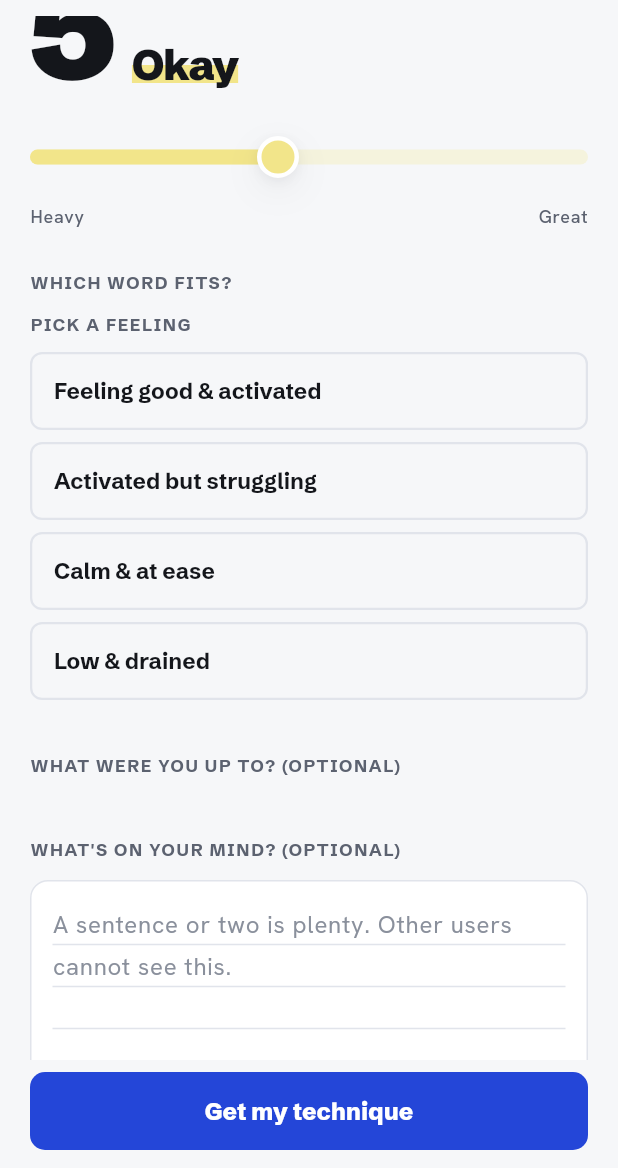
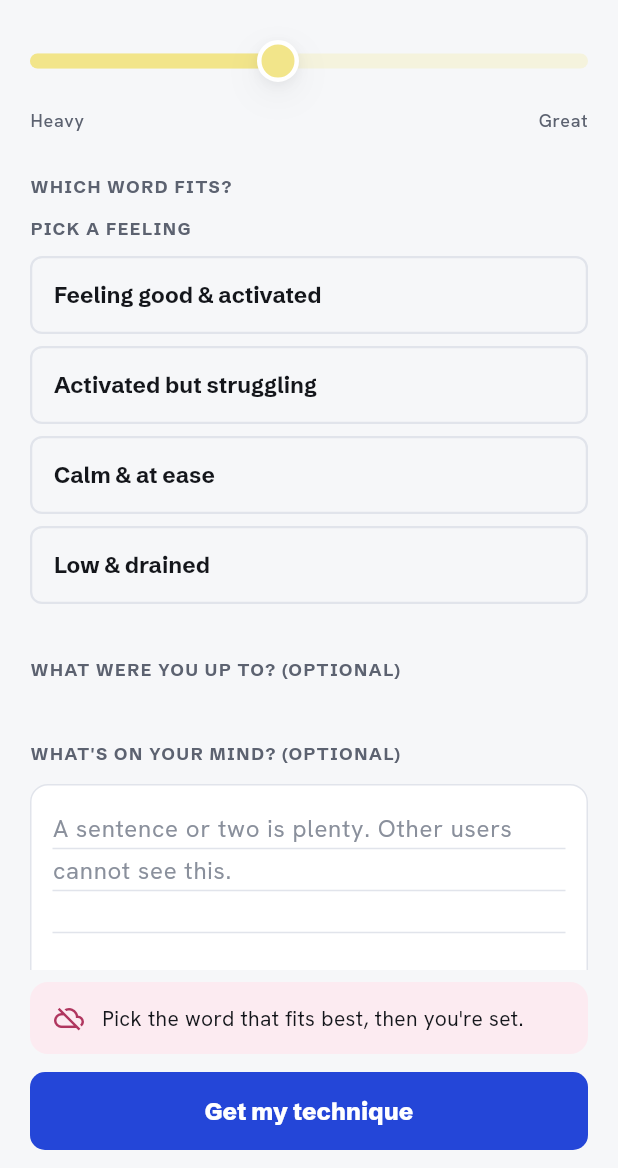
Before and after one commit to thecodeworm/mindbridge, a Flutter app: the MoodLogScreen screen opened directly, scrolled down 131 dp, after a tap on "Get my technique", on a phone screen of 412 x 824 dp, the part 68-1236 px from its top. Run offline on Flutter 3.47's test engine with Material 3 defaults, Android fonts, the phone set to English and light mode, and no system bars; our stand-ins replace fl_chart, flutter_local_notifications, flutter_secure_storage, flutter_svg, local_auth, share_plus and 1 more; missing offline and left inert: flutter_driver; accounts and stored records are empty.

Commit message:
fix: show check-in errors next to the submit button so they're never off-screen

```diff
--- a/apps/mobile/lib/features/mood/mood_log_screen.dart
+++ b/apps/mobile/lib/features/mood/mood_log_screen.dart
@@ -268,11 +268,6 @@ class _MoodLogScreenState extends State<MoodLogScreen> {
       body: ListView(
         padding: const EdgeInsets.fromLTRB(20, 8, 20, 32),
         children: [
-          if (_error != null) ...[
-            InlineNotice(message: _error!),
-            const SizedBox(height: 16),
-          ],
-
           // ── Score ────────────────────────────────────────────────
           const SectionLabel('How are you feeling?'),
           const SizedBox(height: 4),
@@ -363,7 +358,16 @@ class _MoodLogScreenState extends State<MoodLogScreen> {
       ),
       bottomNavigationBar: SafeArea(
         minimum: const EdgeInsets.fromLTRB(20, 8, 20, 12),
-        child: FilledButton(
+        // The error sits above the button so it's visible wherever the user has scrolled to.
+        child: Column(
+          mainAxisSize: MainAxisSize.min,
+          crossAxisAlignment: CrossAxisAlignment.stretch,
+          children: [
+            if (_error != null) ...[
+              InlineNotice(message: _error!),
+              const SizedBox(height: 12),
+            ],
+            FilledButton(
               onPressed: _submitting ? null : _submit,
               child: Text(
                 _submitting
@@ -371,6 +375,8 @@ class _MoodLogScreenState extends State<MoodLogScreen> {
                     : (_isEditing ? 'Save changes' : 'Get my technique'),
               ),
             ),
+          ],
+        ),
       ),
     );
   }
```
Also changed, not shown: 1 other file. Lines whose indentation alone changed are shown as unchanged.
